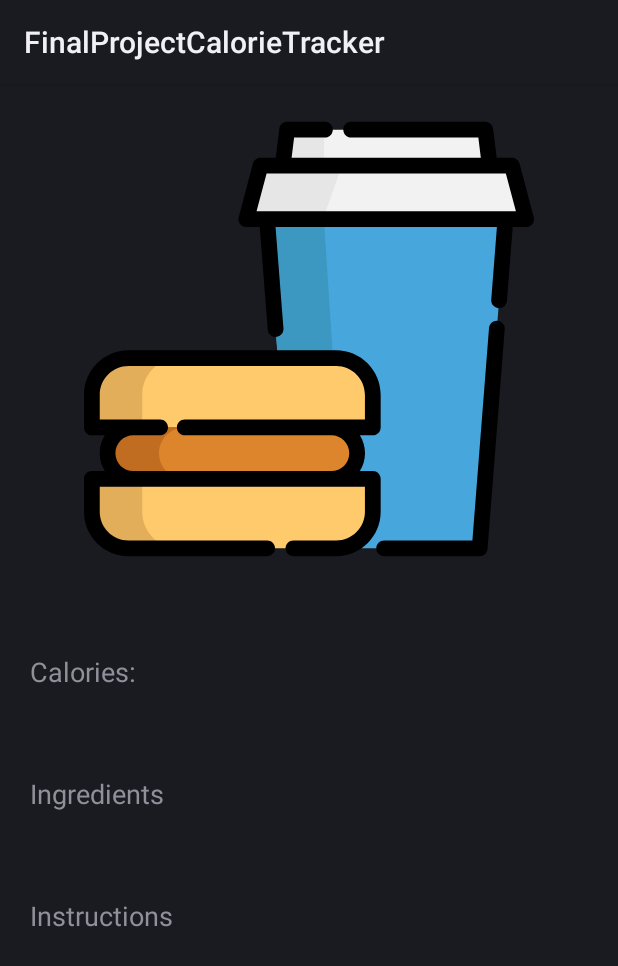
After one commit to Calorie-Counters/FinalProjectCalorieTracker, an Android app: the layout fragment_diet_details.xml on its own in the app's theme, with its tools: preview values and no code run, on a phone screen of 412 x 824 dp. The commit adds this screen. Shown: the top 966 px of the screen. Run offline under Robolectric (Android 15) with nearby library versions, the light colour scheme and no system bars.

Commit message:
add firestore func to diet(s)

```diff
--- a/app/src/main/java/project/st991377867/marcin/ui/reminders/ReminderDetailsFragment.kt
+++ b/app/src/main/java/project/st991377867/marcin/ui/reminders/ReminderDetailsFragment.kt
@@ -5,7 +5,6 @@ import android.app.Dialog
 import android.app.TimePickerDialog
 import android.os.Bundle
 import android.text.format.DateFormat.is24HourFormat
-import android.util.Log
 import androidx.fragment.app.Fragment
 import android.view.LayoutInflater
 import android.view.View
@@ -37,6 +36,7 @@ class ReminderDetailsFragment : Fragment() {
         savedInstanceState: Bundle?
     ): View? {
         binding = FragmentReminderDetailsBinding.inflate(inflater)
+
         return binding.root
     }
 
--- /dev/null
+++ b/app/src/main/res/layout/fragment_diet_details.xml
@@ -0,0 +1,144 @@
+<?xml version="1.0" encoding="utf-8"?>
+<layout xmlns:android="http://schemas.android.com/apk/res/android"
+    xmlns:tools="http://schemas.android.com/tools"
+    xmlns:app="http://schemas.android.com/apk/res-auto">
+
+    <data>
+        <variable
+            name="Diet"
+            type="project.st991377867.marcin.data.model.Diet" />
+    </data>
+
+    <androidx.constraintlayout.widget.ConstraintLayout
+        android:layout_width="match_parent"
+        android:layout_height="match_parent"
+        tools:context=".ui.diet.DietDetailsFragment">
+
+        <ScrollView
+            android:layout_width="match_parent"
+            android:layout_height="match_parent"
+            app:layout_constraintEnd_toEndOf="parent"
+            app:layout_constraintStart_toStartOf="parent"
+            app:layout_constraintTop_toTopOf="parent"
+            app:layout_constraintBottom_toBottomOf="parent">
+
+            <androidx.constraintlayout.widget.ConstraintLayout
+                android:layout_width="match_parent"
+                android:layout_height="wrap_content"
+                android:layout_margin="20dp" >
+
+                <ImageView
+                    android:id="@+id/diet_image"
+                    android:layout_width="match_parent"
+                    android:layout_height="match_parent"
+                    android:maxHeight="300dp"
+                    app:layout_constraintTop_toTopOf="parent"
+                    app:layout_constraintStart_toStartOf="parent"
+                    app:layout_constraintEnd_toEndOf="parent"
+                    android:adjustViewBounds="true"
+                    android:contentDescription="food"
+                    android:scaleType="fitCenter"
+                    android:src="@drawable/snack_food" />
+
+
+                <TextView
+                    android:id="@+id/dietDetailsTitle"
+                    android:layout_width="wrap_content"
+                    android:layout_height="wrap_content"
+                    android:layout_marginTop="16dp"
+                    android:text="@{Diet.name}"
+                    android:textSize="20sp"
+                    app:layout_constraintTop_toBottomOf="@+id/diet_image"
+                    app:layout_constraintStart_toStartOf="parent"
+                />
+
+                <TextView
+                    android:id="@+id/dietDetailsCalories"
+                    android:layout_width="wrap_content"
+                    android:layout_height="wrap_content"
+                    android:layout_marginTop="16dp"
+                    android:text="Calories:"
+                    android:textSize="18sp"
+                    app:layout_constraintTop_toBottomOf="@+id/dietDetailsTitle"
+                    app:layout_constraintStart_toStartOf="parent"
+                    />
+
+                <TextView
+                    android:id="@+id/dietDetailsCaloriesValue"
+                    android:layout_width="wrap_content"
+                    android:layout_height="wrap_content"
+                    android:layout_marginTop="16dp"
+                    android:layout_marginLeft="16dp"
+                    android:text="@={Diet.calories}"
+                    android:textSize="18sp"
+                    app:layout_constraintTop_toBottomOf="@+id/dietDetailsTitle"
+                    app:layout_constraintStart_toEndOf="@+id/dietDetailsCalories"
+                    />
+
+                <TextView
+                    android:id="@+id/dietDetailsDesc"
+                    android:layout_width="wrap_content"
+                    android:layout_height="wrap_content"
+                    android:layout_marginTop="16dp"
+                    android:text="@={Diet.description}"
+                    android:textSize="18sp"
+                    app:layout_constraintTop_toBottomOf="@+id/dietDetailsCalories"
+                    app:layout_constraintStart_toStartOf="parent"
+                />
+
+                <TextView
+                    android:id="@+id/dietDetailsIngredients"
+                    android:layout_width="wrap_content"
+                    android:layout_height="wrap_content"
+                    android:layout_marginTop="16dp"
+                    android:text="Ingredients"
+                    android:textSize="18sp"
+                    app:layout_constraintTop_toBottomOf="@+id/dietDetailsDesc"
+                    app:layout_constraintStart_toStartOf="parent"
+                />
+
+                <TextView
+                    android:id="@+id/dietDetailsIngredientsValue"
+                    android:layout_width="wrap_content"
+                    android:layout_height="wrap_content"
+                    android:layout_marginTop="16dp"
+                    android:layout_marginLeft="16dp"
+                    android:text="@={Diet.ingredients}"
+                    android:lineSpacingExtra="10sp"
+                    android:ellipsize="end"
+                    android:textSize="18sp"
+                    app:layout_constraintTop_toBottomOf="@+id/dietDetailsIngredients"
+                    app:layout_constraintStart_toStartOf="parent"
+                />
+
+                <TextView
+                    android:id="@+id/dietDetailsInstructions"
+                    android:layout_width="wrap_content"
+                    android:layout_height="wrap_content"
+                    android:layout_marginTop="16dp"
+                    android:text="Instructions"
+                    android:textSize="18sp"
+                    app:layout_constraintTop_toBottomOf="@+id/dietDetailsIngredientsValue"
+                    app:layout_constraintStart_toStartOf="parent"
+                />
+
+                <TextView
+                    android:id="@+id/dietDetailsInstructionsValue"
+                    android:layout_width="wrap_content"
+                    android:layout_height="wrap_content"
+                    android:layout_marginTop="16dp"
+                    android:layout_marginLeft="16dp"
+                    android:text="@={Diet.instructions}"
+                    android:lineSpacingExtra="10sp"
+                    android:textSize="18sp"
+                    app:layout_constraintTop_toBottomOf="@+id/dietDetailsInstructions"
+                    app:layout_constraintStart_toStartOf="parent"
+                />
+
+            </androidx.constraintlayout.widget.ConstraintLayout>
+
+        </ScrollView>
+
+    </androidx.constraintlayout.widget.ConstraintLayout>
+
+</layout>
--- a/app/src/main/res/layout/fragment_diets.xml
+++ b/app/src/main/res/layout/fragment_diets.xml
@@ -1,11 +1,9 @@
 <?xml version="1.0" encoding="utf-8"?>
 <layout xmlns:android="http://schemas.android.com/apk/res/android"
-    xmlns:app="http://schemas.android.com/apk/res-auto"
-    xmlns:tools="http://schemas.android.com/tools">
+    xmlns:app="http://schemas.android.com/apk/res-auto">
     <FrameLayout
         android:layout_width="match_parent"
-        android:layout_height="match_parent"
-        tools:context=".ui.diets.DietsFragment">
+        android:layout_height="match_parent">
         <androidx.constraintlayout.widget.ConstraintLayout
             android:layout_width="match_parent"
             android:layout_height="match_parent">
```
Also changed, not shown: app/src/main/java/project/st991377867/marcin/adapters/DietListAdapter.kt (added, +58 -0 lines), app/src/main/java/project/st991377867/marcin/data/model/Diet.kt (+104 -15 lines), app/src/main/java/project/st991377867/marcin/ui/diets/DietDetailsFragment.kt (added, +38 -0 lines), app/src/main/java/project/st991377867/marcin/ui/diets/DietRecyclerView.kt (deleted, +0 -36 lines), app/src/main/java/project/st991377867/marcin/ui/diets/DietsFragment.kt (+17 -12 lines), app/src/main/java/project/st991377867/marcin/ui/diets/DietsViewModel.kt (+106 -30 lines), app/src/main/res/layout/diet_item.xml (+52 -16 lines), app/src/main/res/navigation/mobile_navigation.xml (+20 -1 lines).
